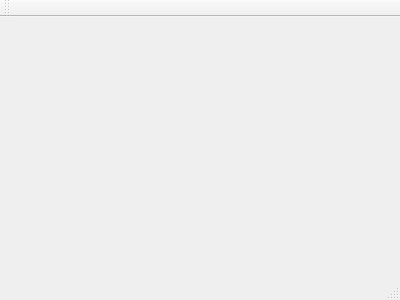
alu0100585704/SIPC, file gestos/src/Forms/mainwindow.ui: the form before one commit.
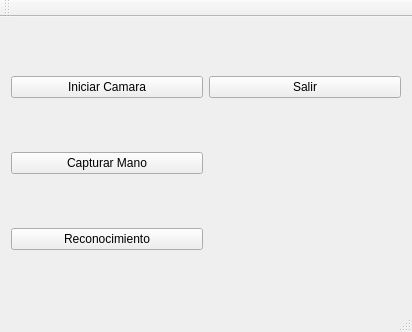
The form after the commit.

Diff of the .ui file:
```diff
--- a/gestos/src/Forms/mainwindow.ui
+++ b/gestos/src/Forms/mainwindow.ui
@@ -1,24 +1,70 @@
 <ui version="4.0">
  <class>MainWindow</class>
- <widget class="QMainWindow" name="MainWindow" >
-  <property name="geometry" >
+ <widget class="QMainWindow" name="MainWindow">
+  <property name="geometry">
    <rect>
     <x>0</x>
     <y>0</y>
-    <width>400</width>
-    <height>300</height>
+    <width>412</width>
+    <height>332</height>
    </rect>
   </property>
   <property name="windowTitle" >
    <string>MainWindow</string>
   </property>
-  <widget class="QMenuBar" name="menuBar" />
-  <widget class="QToolBar" name="mainToolBar" />
-  <widget class="QWidget" name="centralWidget" />
-  <widget class="QStatusBar" name="statusBar" />
+  <widget class="QWidget" name="centralWidget">
+   <layout class="QGridLayout" name="gridLayout">
+    <item row="0" column="0">
+     <widget class="QPushButton" name="iniciarCamara">
+      <property name="text">
+       <string>Iniciar Camara</string>
+      </property>
+     </widget>
+    </item>
+    <item row="1" column="0">
+     <widget class="QPushButton" name="capturarMano">
+      <property name="text">
+       <string>Capturar Mano</string>
+      </property>
+     </widget>
+    </item>
+    <item row="2" column="0">
+     <widget class="QPushButton" name="reconocerMano">
+      <property name="text">
+       <string>Reconocimiento</string>
+      </property>
+     </widget>
+    </item>
+    <item row="0" column="1">
+     <widget class="QPushButton" name="salir">
+      <property name="text">
+       <string>Salir</string>
+      </property>
+     </widget>
+    </item>
+   </layout>
+  </widget>
+  <widget class="QMenuBar" name="menuBar">
+   <property name="geometry">
+    <rect>
+     <x>0</x>
+     <y>0</y>
+     <width>412</width>
+     <height>21</height>
+    </rect>
+   </property>
+  </widget>
+  <widget class="QToolBar" name="mainToolBar">
+   <attribute name="toolBarArea">
+    <enum>TopToolBarArea</enum>
+   </attribute>
+   <attribute name="toolBarBreak">
+    <bool>false</bool>
+   </attribute>
+  </widget>
+  <widget class="QStatusBar" name="statusBar"/>
  </widget>
- <layoutDefault spacing="6" margin="11" />
- <pixmapfunction></pixmapfunction>
+ <layoutdefault spacing="6" margin="11"/>
  <resources/>
  <connections/>
 </ui>
```
Left out of the diff: 3 changed lines with no effect on the pictures.
